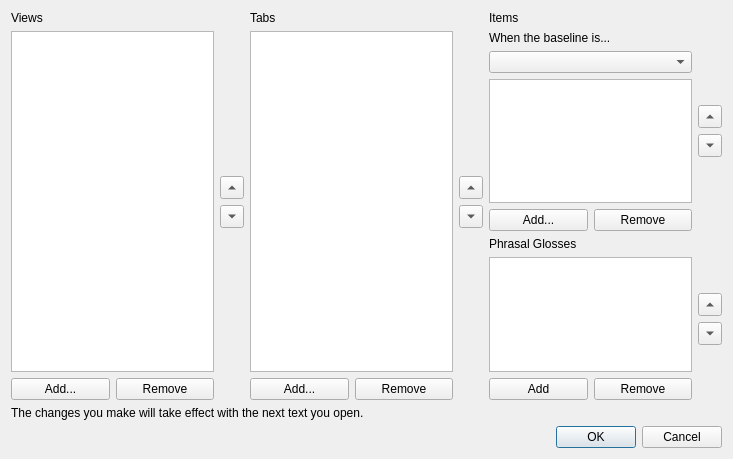
Old version of the form viewconfigurationdialog.ui in the repository adamb924/Gloss.
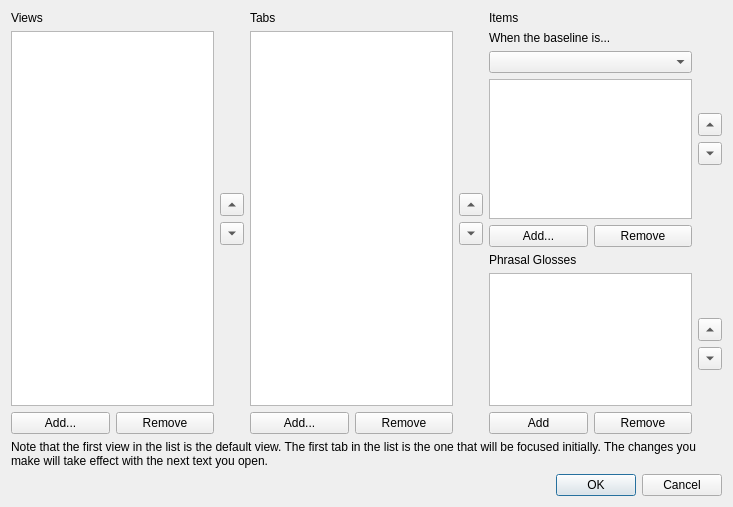
New version of the form.

Commit message: Added instructions to View Configuration dialog

Diff of the .ui file:
```diff
--- a/viewconfigurationdialog.ui
+++ b/viewconfigurationdialog.ui
@@ -7,7 +7,7 @@
     <x>0</x>
     <y>0</y>
     <width>733</width>
-    <height>459</height>
+    <height>507</height>
    </rect>
   </property>
   <property name="windowTitle">
@@ -351,7 +351,10 @@
    <item>
     <widget class="QLabel" name="label_6">
      <property name="text">
-      <string>The changes you make will take effect with the next text you open.</string>
+      <string>Note that the first view in the list is the default view. The first tab in the list is the one that will be focused initially. The changes you make will take effect with the next text you open.</string>
+     </property>
+     <property name="wordWrap">
+      <bool>true</bool>
      </property>
     </widget>
    </item>
```
